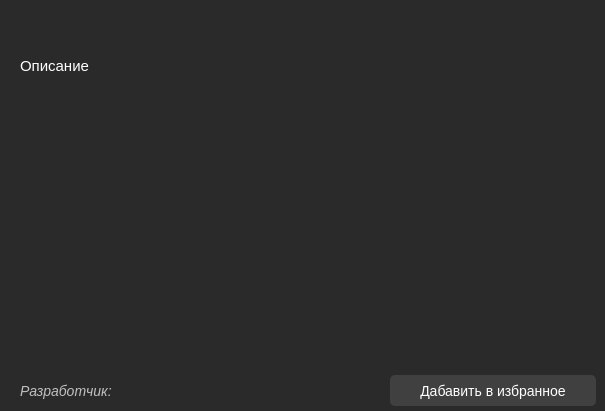
Old version of the form about_app/about_app.ui in the repository b0shka/selling_apps.
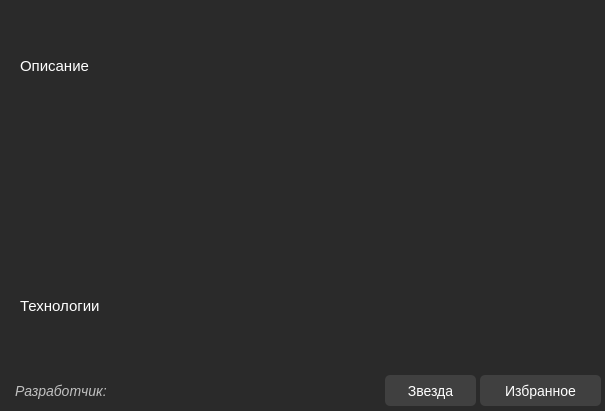
New version of the form.

Diff of the .ui file:
```diff
--- a/about_app/about_app.ui
+++ b/about_app/about_app.ui
@@ -83,7 +83,7 @@
   <widget class="QLabel" name="label_4">
    <property name="geometry">
     <rect>
-     <x>20</x>
+     <x>15</x>
      <y>380</y>
      <width>101</width>
      <height>21</height>
@@ -109,7 +109,7 @@
      <x>20</x>
      <y>80</y>
      <width>566</width>
-     <height>286</height>
+     <height>211</height>
     </rect>
    </property>
    <property name="text">
@@ -125,9 +125,9 @@
   <widget class="QPushButton" name="pushButton_2">
    <property name="geometry">
     <rect>
-     <x>390</x>
+     <x>385</x>
      <y>375</y>
-     <width>206</width>
+     <width>91</width>
      <height>31</height>
     </rect>
    </property>
@@ -140,13 +140,13 @@
 border-radius: 5px;</string>
    </property>
    <property name="text">
-    <string>Дабавить в избранное</string>
+    <string>Звезда</string>
    </property>
   </widget>
   <widget class="QPushButton" name="pushButton">
    <property name="geometry">
     <rect>
-     <x>125</x>
+     <x>115</x>
      <y>380</y>
      <width>256</width>
      <height>21</height>
@@ -169,6 +169,62 @@
     <string/>
    </property>
   </widget>
+  <widget class="QLabel" name="label_5">
+   <property name="geometry">
+    <rect>
+     <x>20</x>
+     <y>295</y>
+     <width>96</width>
+     <height>21</height>
+    </rect>
+   </property>
+   <property name="styleSheet">
+    <string notr="true">font-size:15px;</string>
+   </property>
+   <property name="text">
+    <string>Технологии</string>
+   </property>
+  </widget>
+  <widget class="QLabel" name="label_7">
+   <property name="geometry">
+    <rect>
+     <x>20</x>
+     <y>320</y>
+     <width>566</width>
+     <height>46</height>
+    </rect>
+   </property>
+   <property name="text">
+    <string/>
+   </property>
+   <property name="alignment">
+    <set>Qt::AlignLeading|Qt::AlignLeft|Qt::AlignTop</set>
+   </property>
+   <property name="wordWrap">
+    <bool>true</bool>
+   </property>
+  </widget>
+  <widget class="QPushButton" name="pushButton_3">
+   <property name="geometry">
+    <rect>
+     <x>480</x>
+     <y>375</y>
+     <width>121</width>
+     <height>31</height>
+    </rect>
+   </property>
+   <property name="styleSheet">
+    <string notr="true">padding: 2px;
+font-size: 14px;
+height: 28px;
+color: white;
+background-color: #404040;
+border-radius: 5px;</string>
+   </property>
+   <property name="text">
+    <string>Избранное</string>
+   </property>
+  </widget>
  </widget>
  <resources/>
  <connections/>
```
